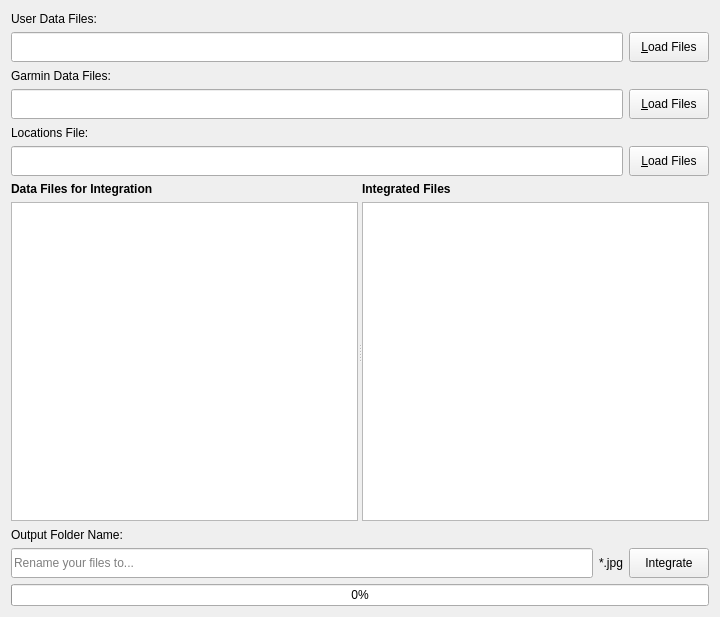
amandafyfy/Human-Movement, file Data Integrator with GUI/integrator/ui/window.ui: the form before one commit.
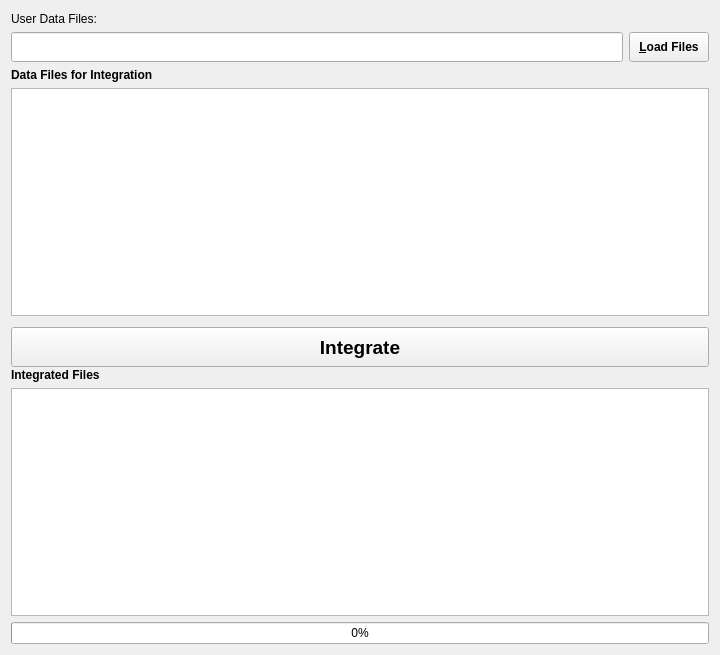
The form after the commit.

Commit message: Data Integrator GUI with basic functionality prototype DONE !

Diff of the .ui file:
```diff
--- a/Data Integrator with GUI/integrator/ui/window.ui
+++ b/Data Integrator with GUI/integrator/ui/window.ui
@@ -7,103 +7,15 @@
     <x>0</x>
     <y>0</y>
     <width>720</width>
-    <height>617</height>
+    <height>655</height>
    </rect>
   </property>
   <property name="windowTitle">
    <string>Data Integrator</string>
   </property>
   <layout class="QGridLayout" name="gridLayout">
-   <item row="5" column="1">
-    <widget class="QLabel" name="extensionLabel">
-     <property name="minimumSize">
-      <size>
-       <width>0</width>
-       <height>30</height>
-      </size>
-     </property>
-     <property name="maximumSize">
-      <size>
-       <width>16777215</width>
-       <height>30</height>
-      </size>
-     </property>
-     <property name="text">
-      <string>*.jpg</string>
-     </property>
-    </widget>
-   </item>
-   <item row="5" column="2">
-    <widget class="QPushButton" name="renameFilesButton">
-     <property name="minimumSize">
-      <size>
-       <width>0</width>
-       <height>30</height>
-      </size>
-     </property>
-     <property name="maximumSize">
-      <size>
-       <width>16777215</width>
-       <height>30</height>
-      </size>
-     </property>
-     <property name="text">
-      <string>Integrate</string>
-     </property>
-    </widget>
-   </item>
-   <item row="4" column="0" colspan="3">
-    <widget class="QLabel" name="label_4">
-     <property name="minimumSize">
-      <size>
-       <width>0</width>
-       <height>15</height>
-      </size>
-     </property>
-     <property name="maximumSize">
-      <size>
-       <width>16777215</width>
-       <height>15</height>
-      </size>
-     </property>
-     <property name="text">
-      <string>Output Folder Name:</string>
-     </property>
-    </widget>
-   </item>
-   <item row="6" column="0" colspan="3">
-    <widget class="QProgressBar" name="progressBar">
-     <property name="value">
-      <number>0</number>
-     </property>
-    </widget>
-   </item>
-   <item row="5" column="0">
-    <widget class="QLineEdit" name="prefixEdit">
-     <property name="minimumSize">
-      <size>
-       <width>0</width>
-       <height>30</height>
-      </size>
-     </property>
-     <property name="maximumSize">
-      <size>
-       <width>16777215</width>
-       <height>30</height>
-      </size>
-     </property>
-     <property name="placeholderText">
-      <string>Rename your files to...</string>
-     </property>
-    </widget>
-   </item>
-   <item row="3" column="0" colspan="3">
-    <widget class="QSplitter" name="splitter">
-     <property name="orientation">
-      <enum>Qt::Horizontal</enum>
-     </property>
-     <widget class="QWidget" name="layoutWidget">
-      <layout class="QVBoxLayout" name="verticalLayout">
+   <item row="3" column="0" colspan="2">
+    <layout class="QVBoxLayout" name="verticalLayout_8">
        <item>
         <widget class="QLabel" name="label_2">
          <property name="font">
@@ -120,10 +32,32 @@
        <item>
         <widget class="QListWidget" name="srcFileList"/>
        </item>
-      </layout>
-     </widget>
-     <widget class="QWidget" name="layoutWidget">
-      <layout class="QVBoxLayout" name="verticalLayout_2">
+     <item>
+      <widget class="QPushButton" name="integrateButton">
+       <property name="minimumSize">
+        <size>
+         <width>0</width>
+         <height>40</height>
+        </size>
+       </property>
+       <property name="maximumSize">
+        <size>
+         <width>16777215</width>
+         <height>30</height>
+        </size>
+       </property>
+       <property name="font">
+        <font>
+         <pointsize>14</pointsize>
+         <weight>75</weight>
+         <bold>true</bold>
+        </font>
+       </property>
+       <property name="text">
+        <string>Integrate</string>
+       </property>
+      </widget>
+     </item>
        <item>
         <widget class="QLabel" name="label_3">
          <property name="font">
@@ -141,10 +75,8 @@
         <widget class="QListWidget" name="dstFileList"/>
        </item>
       </layout>
-     </widget>
-    </widget>
    </item>
-   <item row="2" column="0" colspan="3">
+   <item row="2" column="0" colspan="2">
     <layout class="QVBoxLayout" name="verticalLayout_3">
      <item>
       <widget class="QLabel" name="label">
@@ -200,6 +132,12 @@
            <height>30</height>
           </size>
          </property>
+         <property name="font">
+          <font>
+           <weight>75</weight>
+           <bold>true</bold>
+          </font>
+         </property>
          <property name="text">
           <string>&amp;Load Files</string>
          </property>
@@ -207,129 +145,14 @@
        </item>
       </layout>
      </item>
-     <item>
-      <widget class="QLabel" name="label_5">
-       <property name="minimumSize">
-        <size>
-         <width>0</width>
-         <height>15</height>
-        </size>
-       </property>
-       <property name="maximumSize">
-        <size>
-         <width>16777215</width>
-         <height>15</height>
-        </size>
-       </property>
-       <property name="text">
-        <string>Garmin Data Files:</string>
-       </property>
-      </widget>
-     </item>
-     <item>
-      <layout class="QHBoxLayout" name="horizontalLayout_2">
-       <item>
-        <widget class="QLineEdit" name="dirEdit_2">
-         <property name="minimumSize">
-          <size>
-           <width>0</width>
-           <height>30</height>
-          </size>
-         </property>
-         <property name="maximumSize">
-          <size>
-           <width>16777215</width>
-           <height>30</height>
-          </size>
-         </property>
-         <property name="readOnly">
-          <bool>true</bool>
-         </property>
-        </widget>
-       </item>
-       <item>
-        <widget class="QPushButton" name="loadFilesButton_2">
-         <property name="minimumSize">
-          <size>
-           <width>0</width>
-           <height>30</height>
-          </size>
-         </property>
-         <property name="maximumSize">
-          <size>
-           <width>16777215</width>
-           <height>30</height>
-          </size>
-         </property>
-         <property name="text">
-          <string>&amp;Load Files</string>
-         </property>
-        </widget>
-       </item>
-      </layout>
-     </item>
-     <item>
-      <widget class="QLabel" name="label_6">
-       <property name="minimumSize">
-        <size>
-         <width>0</width>
-         <height>15</height>
-        </size>
-       </property>
-       <property name="maximumSize">
-        <size>
-         <width>16777215</width>
-         <height>15</height>
-        </size>
-       </property>
-       <property name="text">
-        <string>Locations File:</string>
-       </property>
-      </widget>
-     </item>
-     <item>
-      <layout class="QHBoxLayout" name="horizontalLayout_3">
-       <item>
-        <widget class="QLineEdit" name="dirEdit_3">
-         <property name="minimumSize">
-          <size>
-           <width>0</width>
-           <height>30</height>
-          </size>
-         </property>
-         <property name="maximumSize">
-          <size>
-           <width>16777215</width>
-           <height>30</height>
-          </size>
-         </property>
-         <property name="readOnly">
-          <bool>true</bool>
-         </property>
-        </widget>
-       </item>
-       <item>
-        <widget class="QPushButton" name="loadFilesButton_3">
-         <property name="minimumSize">
-          <size>
-           <width>0</width>
-           <height>30</height>
-          </size>
-         </property>
-         <property name="maximumSize">
-          <size>
-           <width>16777215</width>
-           <height>30</height>
-          </size>
-         </property>
-         <property name="text">
-          <string>&amp;Load Files</string>
-         </property>
-        </widget>
-       </item>
-      </layout>
-     </item>
-    </layout>
+    </layout>
+   </item>
+   <item row="5" column="0" colspan="2">
+    <widget class="QProgressBar" name="progressBar">
+     <property name="value">
+      <number>0</number>
+     </property>
+    </widget>
    </item>
   </layout>
  </widget>
```
Left out of the diff: 6 changed lines with no effect on the pictures. Lines whose indentation alone changed are shown as unchanged. The commit also changes 23 other files.
